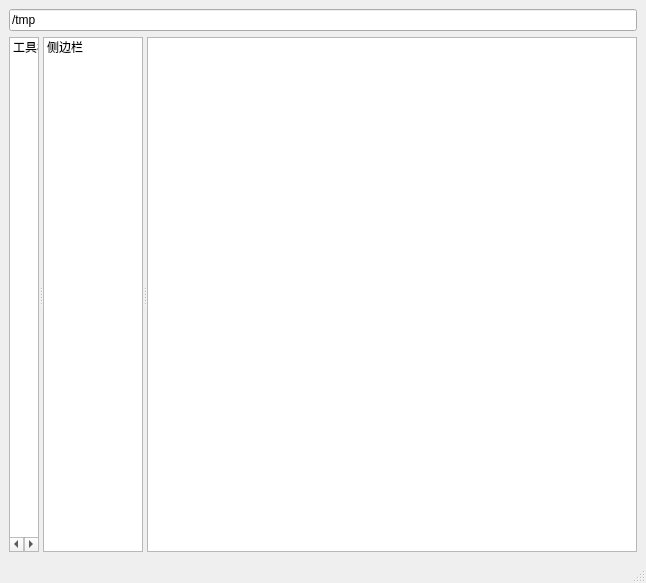
Qt form kdFileFinder/kdFileFinder.ui (bkdwei/kdFileFinder) before a commit.
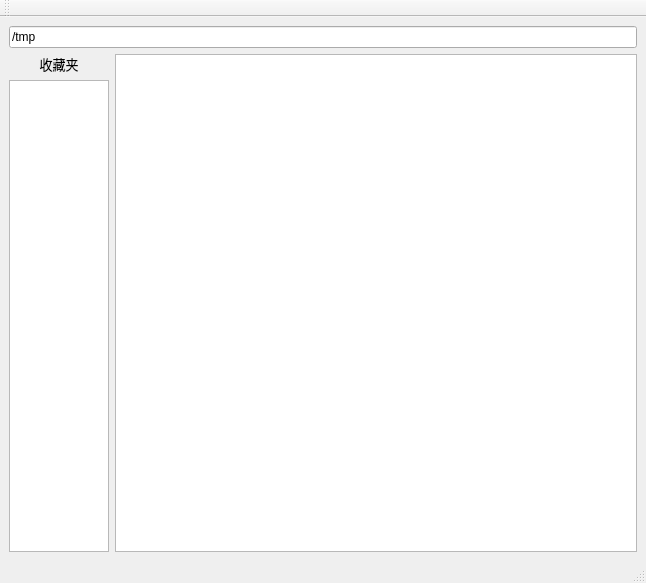
The same form after that commit.

```diff
--- a/kdFileFinder/kdFileFinder.ui
+++ b/kdFileFinder/kdFileFinder.ui
@@ -14,38 +14,43 @@
    <string>MainWindow</string>
   </property>
   <widget class="QWidget" name="centralwidget">
-   <layout class="QVBoxLayout" name="verticalLayout">
-    <item>
+   <layout class="QGridLayout" name="gridLayout">
+    <item row="0" column="0" colspan="2">
      <widget class="QLineEdit" name="le_path">
       <property name="text">
        <string>/tmp</string>
       </property>
      </widget>
     </item>
-    <item>
-     <widget class="QSplitter" name="splitter">
-      <property name="orientation">
-       <enum>Qt::Horizontal</enum>
+    <item row="1" column="0">
+     <widget class="QLabel" name="lb_sidebar">
+      <property name="font">
+       <font>
+        <pointsize>10</pointsize>
+       </font>
       </property>
-      <widget class="QListWidget" name="lw_toolbar">
-       <property name="sizePolicy">
-        <sizepolicy hsizetype="Fixed" vsizetype="Expanding">
-         <horstretch>0</horstretch>
-         <verstretch>0</verstretch>
-        </sizepolicy>
-       </property>
-       <property name="maximumSize">
-        <size>
-         <width>30</width>
-         <height>16777215</height>
-        </size>
-       </property>
-       <item>
+      <property name="frameShadow">
+       <enum>QFrame::Plain</enum>
+      </property>
         <property name="text">
-         <string>工具栏</string>
-        </property>
-       </item>
-      </widget>
+       <string>收藏夹</string>
+      </property>
+      <property name="alignment">
+       <set>Qt::AlignBottom|Qt::AlignHCenter</set>
+      </property>
+      <property name="textInteractionFlags">
+       <set>Qt::NoTextInteraction</set>
+      </property>
+     </widget>
+    </item>
+    <item row="1" column="1" rowspan="2">
+     <widget class="QListView" name="lw_main">
+      <property name="resizeMode">
+       <enum>QListView::Adjust</enum>
+      </property>
+     </widget>
+    </item>
+    <item row="2" column="0">
       <widget class="QListWidget" name="lw_sidebar">
        <property name="sizePolicy">
         <sizepolicy hsizetype="Fixed" vsizetype="Expanding">
@@ -59,18 +64,22 @@
          <height>16777215</height>
         </size>
        </property>
-       <item>
-        <property name="text">
-         <string>侧边栏</string>
-        </property>
-       </item>
-      </widget>
-      <widget class="QListView" name="lw_main"/>
      </widget>
     </item>
    </layout>
   </widget>
   <widget class="QStatusBar" name="statusbar"/>
+  <widget class="QToolBar" name="toolBar">
+   <property name="windowTitle">
+    <string>toolBar</string>
+   </property>
+   <attribute name="toolBarArea">
+    <enum>TopToolBarArea</enum>
+   </attribute>
+   <attribute name="toolBarBreak">
+    <bool>false</bool>
+   </attribute>
+  </widget>
  </widget>
  <resources/>
  <connections/>
```
Left out of the diff: 6 changed lines with no effect on the pictures. Lines whose indentation alone changed are shown as unchanged.
